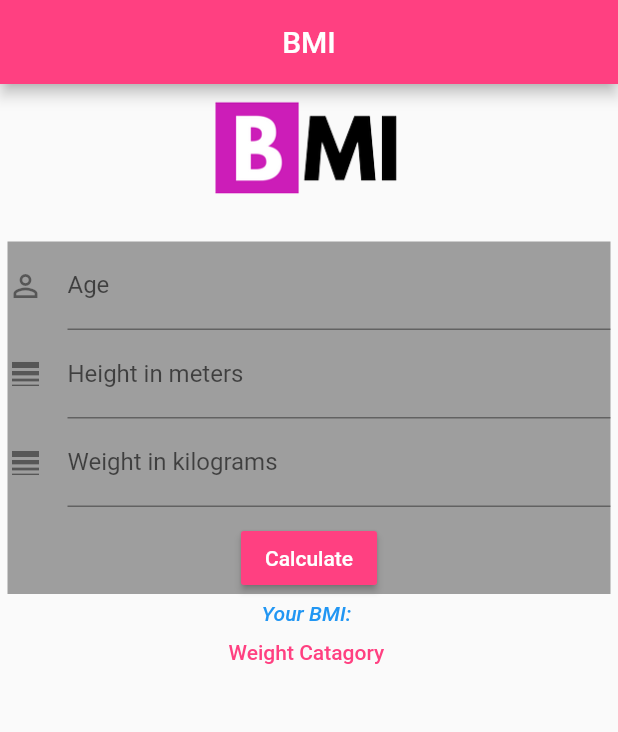
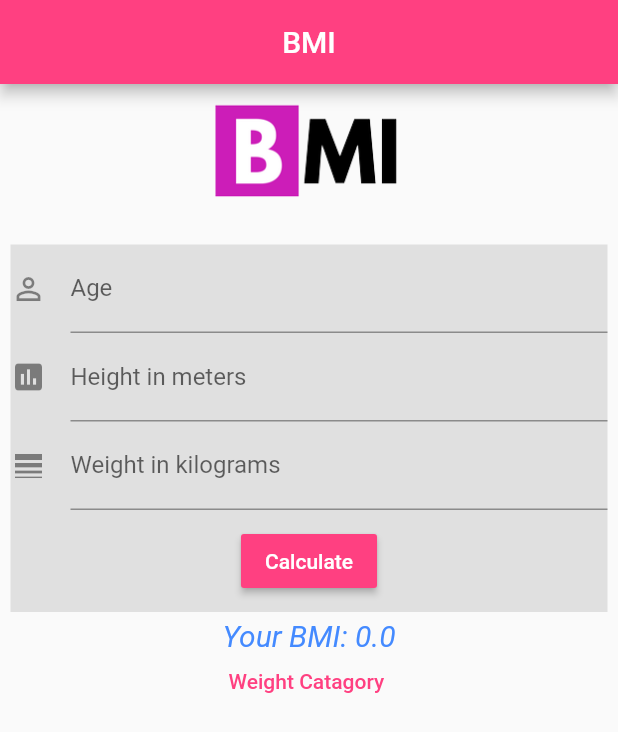
Before and after one commit to SandaliWeththasinghe/BMI-Calculator, a Flutter app: the screen it shows after launch, after a tap on "Calculate", on a phone screen of 412 x 824 dp. Shown: the top 732 px of the screen. Run offline on Flutter 3.47's test engine with Material 2 defaults, Android fonts, the phone set to English and light mode, and no system bars.

Commit message:
BMI calculation

```diff
--- a/lib/ui/home.dart
+++ b/lib/ui/home.dart
@@ -8,6 +8,55 @@ class Home extends StatefulWidget {
 }
 
 class HomeState extends State<Home> {
+
+  final TextEditingController _ageController = new TextEditingController();
+  final TextEditingController _heightController = new TextEditingController();
+  final TextEditingController _weightController = new TextEditingController();
+  double result = 0.0;
+
+  // double _showResultBMI = 0.0;
+
+  // void _resultBMI() {
+  //   setState(() {
+  //     result = calculateBMI(_weightController.text, _heightController.text);
+  //   });
+  // }
+
+  // double calculateBMI( String weight, String height) {
+
+  //   if ((int.parse(weight).toString().isNotEmpty ||
+  //   int.parse(weight) > 0) &&
+  //   (int.parse(height).toString().isNotEmpty ||
+  //   int.parse(height) > 0)) {
+
+  //     return int.parse(weight) / (int.parse(height) * int.parse(height));
+
+  //   } else {
+  //     print("Wrong !");
+  //     return double.parse("0.0");
+  //   }
+
+  // }
+
+  void _calculateBMI() {
+
+    setState(() {
+
+      int age = int.parse(_ageController.text);
+      double height = double.parse(_heightController.text);
+      double weight = double.parse(_weightController.text);
+
+      if((_ageController.text.isNotEmpty || age > 0)
+        && ((_heightController.text.isNotEmpty || height > 0)
+          && (_weightController.text.isNotEmpty || weight > 0))) {
+
+            result = weight / (height * height); //BMI
+          } else {
+            result = 0.0;
+          }
+    });
+  }
+
   @override
   Widget build(BuildContext context) {
     return new Scaffold(
@@ -18,7 +67,9 @@ class HomeState extends State<Home> {
       ),
 
       body: new Container(
+        alignment: Alignment.topCenter,
         child: new ListView(
+          padding: const EdgeInsets.all(2.0),
           children: <Widget>[
             new Image.asset(
               'images/bmilogo.png',
@@ -27,41 +78,48 @@ class HomeState extends State<Home> {
             ),
 
             new Container(
-              color: Colors.grey,
+              color: Colors.grey.shade300,
+              height: 245.0,
+              width: 290.0,
               margin: EdgeInsets.all(5.0),
               child: new Column(
                 children: <Widget>[
                   new TextField(
-                    // controller: _weightController,
+                    controller: _ageController,
                     keyboardType: TextInputType.number,
                     decoration: new InputDecoration(
                       labelText: 'Age',
+                      hintText: 'eg: 23',
                       icon: new Icon(Icons.person_outline)
                     ),
                   ),
 
                   new TextField(
-                    // controller: _weightController,
+                    controller: _heightController,
                     keyboardType: TextInputType.number,
                     decoration: new InputDecoration(
                       labelText: 'Height in meters',
-                      icon: new Icon(Icons.line_weight),
+                      hintText: 'eg: 1.5',
+                      icon: new Icon(Icons.insert_chart),
                     ),
                   ),
 
                   new TextField(
-                    // controller: _weightController,
+                    controller: _weightController,
                     keyboardType: TextInputType.number,
                     decoration: new InputDecoration(
                       labelText: 'Weight in kilograms',
+                      hintText: 'eg: 50',
                       icon: new Icon(Icons.line_weight),
                     ),
                   ),
 
                   new Padding(padding: EdgeInsets.all(5.0)),
 
+                  // Calculatee button
                   new RaisedButton(
-                    onPressed:() => debugPrint("Button pressed"),
+                    onPressed:_calculateBMI,
+                    // onPressed:() => debugPrint("button pressed"),
                     color: Colors.pinkAccent,
                     child: new Text(
                       "Calculate",
@@ -75,17 +133,19 @@ class HomeState extends State<Home> {
             ),
 
             new Column(
+              mainAxisAlignment: MainAxisAlignment.center,
               children: <Widget>[
                 new Text(
-                  "Your BMI: ",
+                  "Your BMI: $result", // Enter text
                   style: new TextStyle(
-                    color: Colors.blue,
+                    color: Colors.blueAccent,
                     fontStyle: FontStyle.italic,
-                    fontWeight: FontWeight.w500,
+                    fontSize: 19.9,
+                    // fontWeight: FontWeight.w500,
                   ),
                 ),
 
-                new Padding(padding: EdgeInsets.all(5.0)),
+                new Padding(padding: const EdgeInsets.all(5.0)),
 
                 new Text(
                   "Weight Catagory ",
@@ -103,4 +163,6 @@ class HomeState extends State<Home> {
       ),
     );
   }
+
+
 }
```
